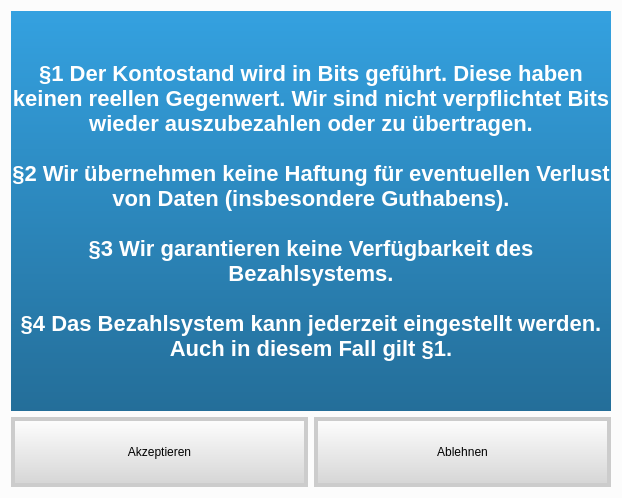
This is tos.ui in fsiwi-hka/coffeesale as Qt 5 draws it before an edit. The edited form follows.
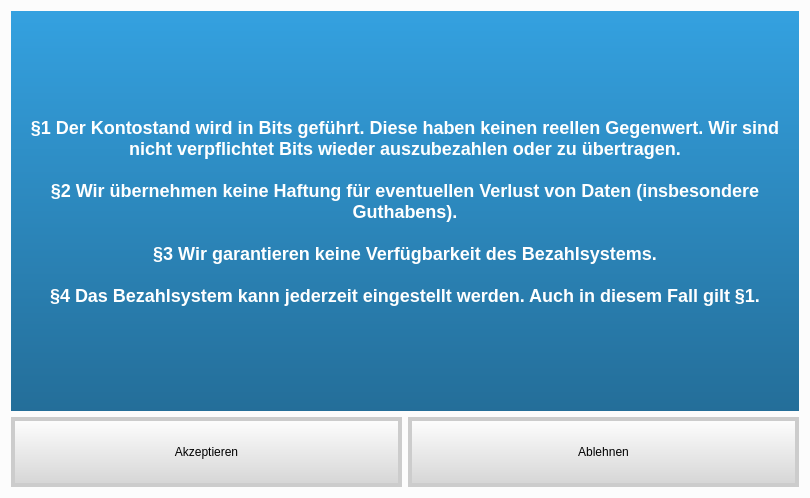
This is the edited form. Icons and pictures are not drawn.

Commit message: Makes TOS window bigger

What changed in the file:
```diff
--- a/tos.ui
+++ b/tos.ui
@@ -9,7 +9,7 @@
    <rect>
     <x>0</x>
     <y>0</y>
-    <width>620</width>
+    <width>810</width>
     <height>498</height>
    </rect>
   </property>
@@ -49,7 +49,7 @@
 	background-color: qlineargradient(spread:pad, x1:0, y1:0, x2:0, y2:1, stop:0 rgba(52, 161, 224, 255), stop:1 rgba(36, 110, 153, 255));
 	border-radius: 1em;
 	padding: 1em;
-	font-size: 22px;
+	font-size: 18px;
 	font-weight: bold;
 }
 
@@ -85,7 +85,7 @@
      <item>
       <widget class="QLabel" name="message">
        <property name="sizePolicy">
-        <sizepolicy hsizetype="Maximum" vsizetype="Minimum">
+        <sizepolicy hsizetype="Minimum" vsizetype="Minimum">
          <horstretch>40</horstretch>
          <verstretch>0</verstretch>
         </sizepolicy>
```
The commit also changes 1 other file.
